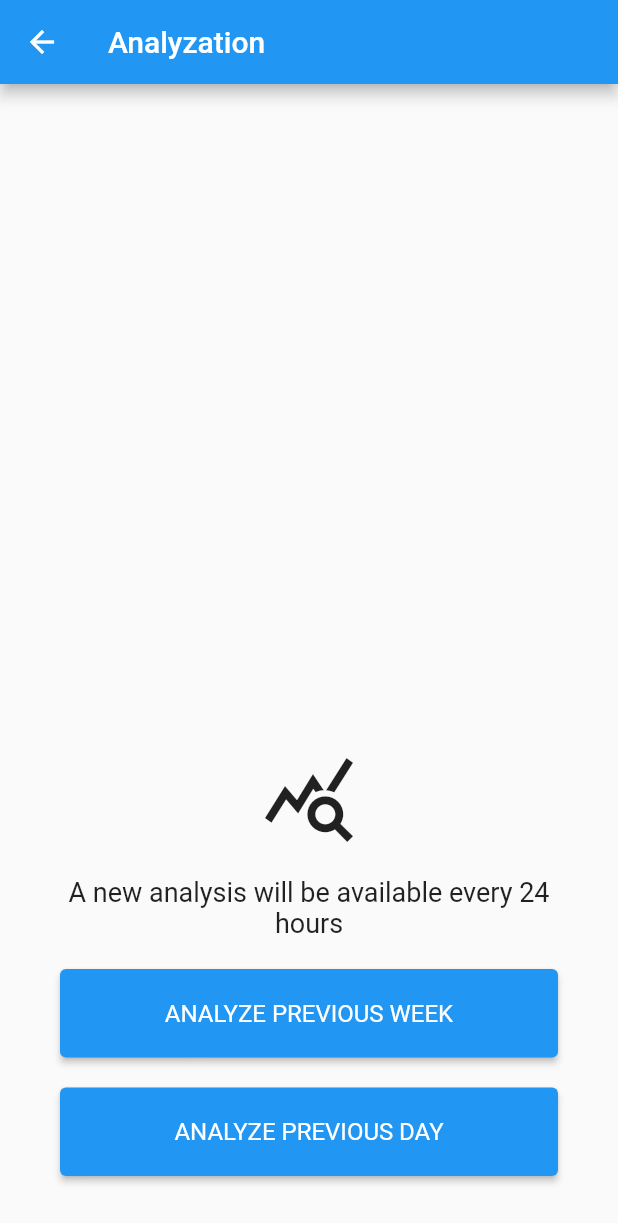
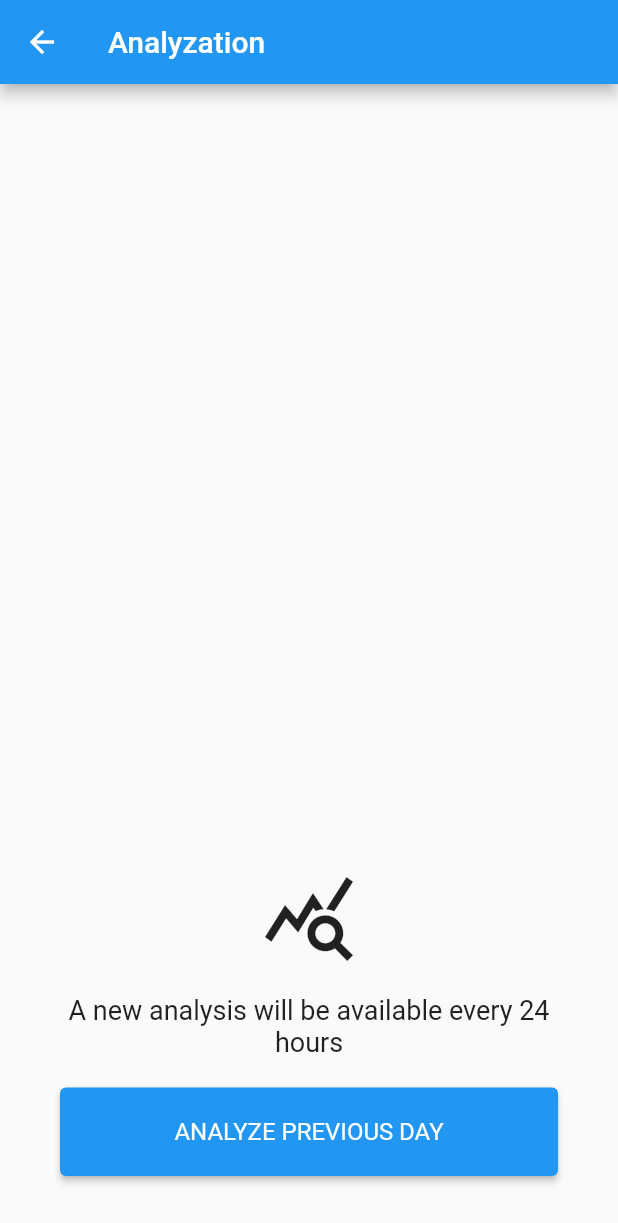
Before and after one commit to sahha-ai/sahha_flutter, a Flutter app: the AnalyzationView screen opened by its route, after a tap on "ANALYZE PREVIOUS DAY", on a phone screen of 412 x 824 dp. Shown: the top 1223 px of the screen. Run offline on Flutter 3.47's test engine with Material 2 defaults, Android fonts, the phone set to English and light mode, and no system bars; our stand-ins replace shared_preferences; missing offline and left inert: flutter_picker; accounts and stored records are empty.

Commit message:
reverse analyze dates temporarily

```diff
--- a/example/lib/Views/AnalyzationView.dart
+++ b/example/lib/Views/AnalyzationView.dart
@@ -7,11 +7,6 @@ class AnalyzationView extends StatelessWidget {
   onTapAnalyze(BuildContext context, bool isDaily) {
     if (isDaily) {
       SahhaFlutter.analyze()
-          .then((value) => {showAlertDialog(context, value)})
-          .catchError((error, stackTrace) => {debugPrint(error.toString())});
-    } else {
-      var week = DateTime.now().subtract(Duration(days: 7));
-      SahhaFlutter.analyze(startDate: week, endDate: DateTime.now())
           .then((value) => {showAlertDialog(context, value)})
           .catchError((error, stackTrace) => {debugPrint(error.toString())});
     }
@@ -69,19 +64,6 @@ class AnalyzationView extends StatelessWidget {
                       textStyle: const TextStyle(fontSize: 16),
                     ),
                     onPressed: () {
-                      onTapAnalyze(context, false);
-                    },
-                    child: const Text('ANALYZE PREVIOUS WEEK'),
-                  ),
-                  const SizedBox(height: 20),
-                  ElevatedButton(
-                    style: ElevatedButton.styleFrom(
-                      minimumSize: const Size.fromHeight(40),
-                      padding: const EdgeInsets.symmetric(
-                          horizontal: 40, vertical: 20),
-                      textStyle: const TextStyle(fontSize: 16),
-                    ),
-                    onPressed: () {
                       onTapAnalyze(context, true);
                     },
                     child: const Text('ANALYZE PREVIOUS DAY'),
--- a/lib/sahha_flutter.dart
+++ b/lib/sahha_flutter.dart
@@ -101,17 +101,9 @@ class SahhaFlutter {
     }
   }
 
-  static Future<String> analyze(
-      {DateTime? startDate, DateTime? endDate}) async {
+  static Future<String> analyze() async {
     try {
-      String? startDateString;
-      String? endDateString;
-      if (startDate != null && endDate != null) {
-        startDateString = startDate.toIso8601String();
-        endDateString = endDate.toIso8601String();
-      }
-      String value = await _channel.invokeMethod(
-          'analyze', {'startDate': startDateString, 'endDate': endDateString});
+      String value = await _channel.invokeMethod('analyze');
       return value;
     } on PlatformException catch (error) {
       return Future.error(error);
```
Also changed, not shown: 2 other files.
